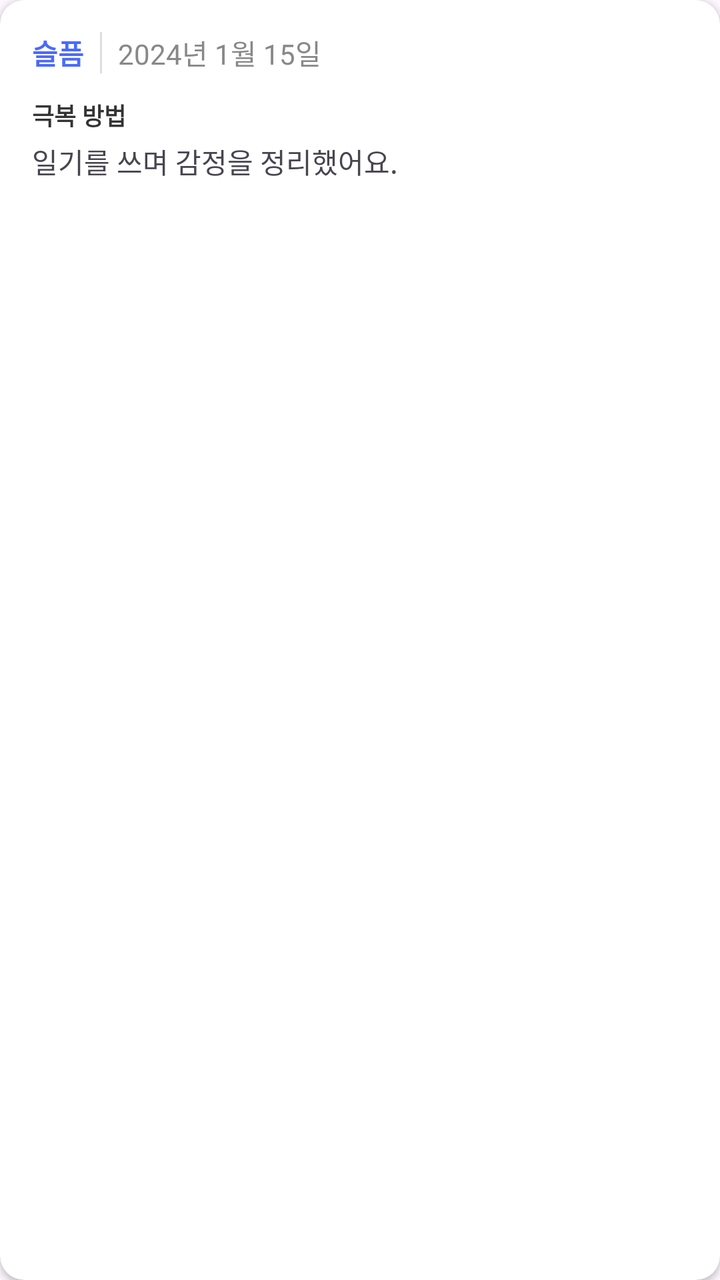
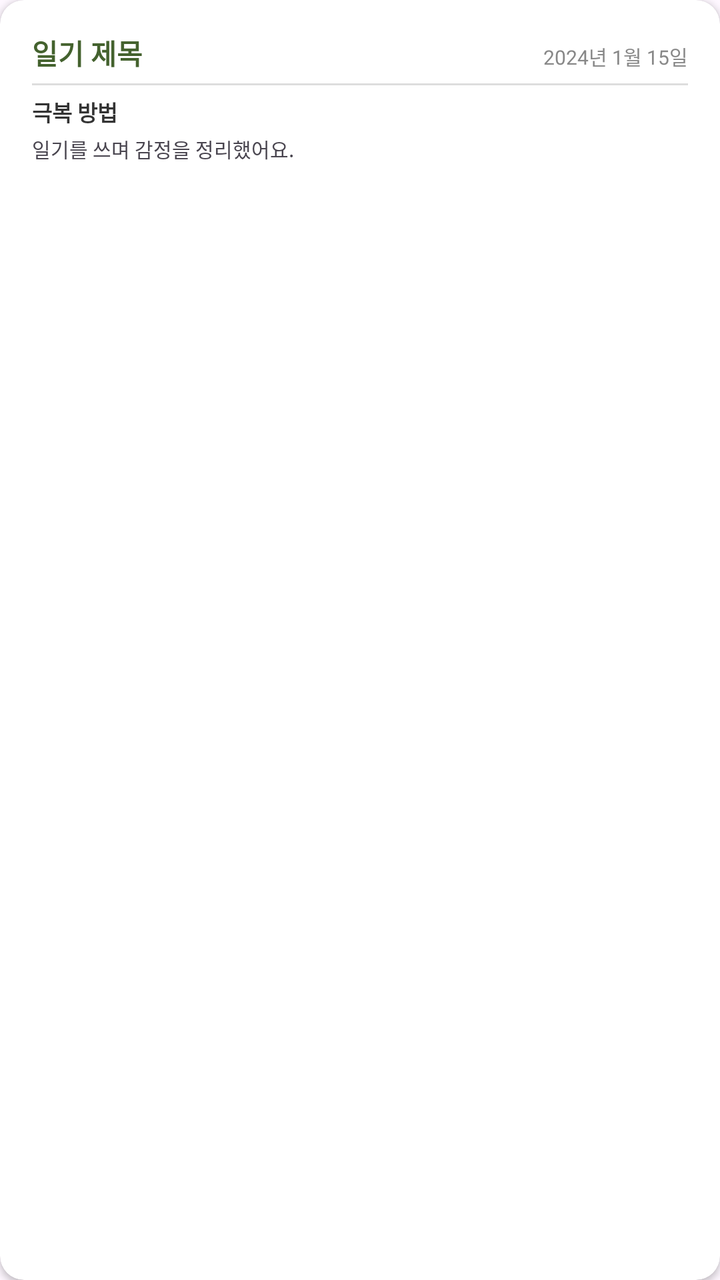

The first picture is an Android layout as it rendered before a commit; the second is the same layout after the commit. The layout source and the unified diff follow.
<!-- AndroidManifest.xml: application theme Theme.DiaryOfThatTime -->
<!-- res/layout/item_archive_detail.xml -->
<?xml version="1.0" encoding="utf-8"?>
<androidx.cardview.widget.CardView xmlns:android="http://schemas.android.com/apk/res/android"
    xmlns:app="http://schemas.android.com/apk/res-auto"
    android:layout_width="match_parent"
    android:layout_height="wrap_content"
    android:layout_marginBottom="12dp"
    app:cardCornerRadius="12dp"
    app:cardElevation="2dp">

    <LinearLayout
        android:layout_width="match_parent"
        android:layout_height="wrap_content"
        android:orientation="vertical"
        android:padding="16dp">

        <LinearLayout
            android:layout_width="match_parent"
            android:layout_height="wrap_content"
            android:orientation="horizontal">

            <TextView
                android:id="@+id/itemEmotionName"
                android:layout_width="wrap_content"
                android:layout_height="wrap_content"
                android:text="슬픔"
                android:textStyle="bold"
                android:textColor="#4A69FF"/>

            <View
                android:layout_width="1dp"
                android:layout_height="match_parent"
                android:layout_marginHorizontal="8dp"
                android:background="#DDDDDD"/>

            <TextView
                android:id="@+id/itemDate"
                android:layout_width="wrap_content"
                android:layout_height="wrap_content"
                android:text="2024년 1월 15일"
                android:textColor="#888888"/>
        </LinearLayout>

        <TextView
            android:layout_width="wrap_content"
            android:layout_height="wrap_content"
            android:layout_marginTop="12dp"
            android:text="극복 방법"
            android:textSize="12sp"
            android:textColor="#333333"
            android:textStyle="bold" />

        <TextView
            android:id="@+id/itemOvercome"
            android:layout_width="match_parent"
            android:layout_height="wrap_content"
            android:layout_marginTop="4dp"
            android:text="일기를 쓰며 감정을 정리했어요."
            android:textSize="14sp" />

    </LinearLayout>
</androidx.cardview.widget.CardView>
<!-- resources referenced by this layout -->
<resources>
  <style name="Theme.DiaryOfThatTime" parent="Base.Theme.DiaryOfThatTime" />
  <style name="Base.Theme.DiaryOfThatTime" parent="Theme.Material3.DayNight.NoActionBar">
          
          
      </style>
</resources>

<!-- the commit's change to res/layout/item_archive_detail.xml (unified diff, before → after) -->
@@ -13,39 +13,42 @@
         android:orientation="vertical"
         android:padding="16dp">
 
-        <LinearLayout
+    <LinearLayout
+        android:layout_width="match_parent"
+        android:layout_height="wrap_content"
+        android:orientation="horizontal">
+
+        <TextView
+            android:id="@+id/itemTitle"
             android:layout_width="match_parent"
             android:layout_height="wrap_content"
-            android:orientation="horizontal">
+            android:layout_weight="1"
+            android:text="일기 제목"
+            android:textStyle="bold"
+            android:textColor="#44622E"/>
 
-            <TextView
-                android:id="@+id/itemEmotionName"
-                android:layout_width="wrap_content"
-                android:layout_height="wrap_content"
-                android:text="슬픔"
-                android:textStyle="bold"
-                android:textColor="#4A69FF"/>
+        <TextView
+            android:id="@+id/itemDate"
+            android:layout_width="wrap_content"
+            android:layout_height="wrap_content"
+            android:text="2024년 1월 15일"
+            android:textColor="#888888"
+            android:textSize="10sp" />
 
-            <View
-                android:layout_width="1dp"
-                android:layout_height="match_parent"
-                android:layout_marginHorizontal="8dp"
-                android:background="#DDDDDD"/>
+    </LinearLayout>
 
-            <TextView
-                android:id="@+id/itemDate"
-                android:layout_width="wrap_content"
-                android:layout_height="wrap_content"
-                android:text="2024년 1월 15일"
-                android:textColor="#888888"/>
-        </LinearLayout>
+        <View
+            android:layout_width="match_parent"
+            android:layout_height="1dp"
+            android:layout_marginTop="5dp"
+            android:layout_marginBottom="5dp"
+            android:background="#DDDDDD"/>
 
         <TextView
             android:layout_width="wrap_content"
             android:layout_height="wrap_content"
-            android:layout_marginTop="12dp"
             android:text="극복 방법"
-            android:textSize="12sp"
+            android:textSize="11sp"
             android:textColor="#333333"
             android:textStyle="bold" />
 
@@ -53,9 +56,9 @@
             android:id="@+id/itemOvercome"
             android:layout_width="match_parent"
             android:layout_height="wrap_content"
-            android:layout_marginTop="4dp"
+            android:layout_marginTop="3dp"
             android:text="일기를 쓰며 감정을 정리했어요."
-            android:textSize="14sp" />
+            android:textSize="10sp" />
 
     </LinearLayout>
 </androidx.cardview.widget.CardView>
